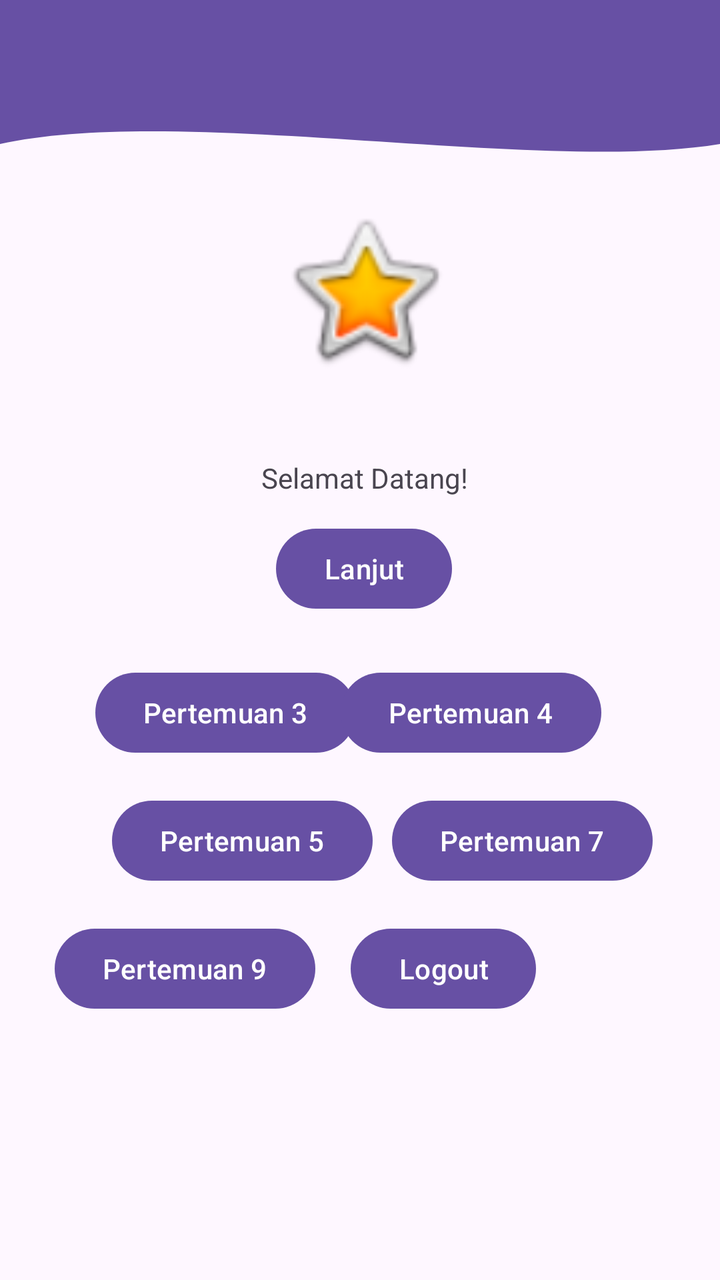
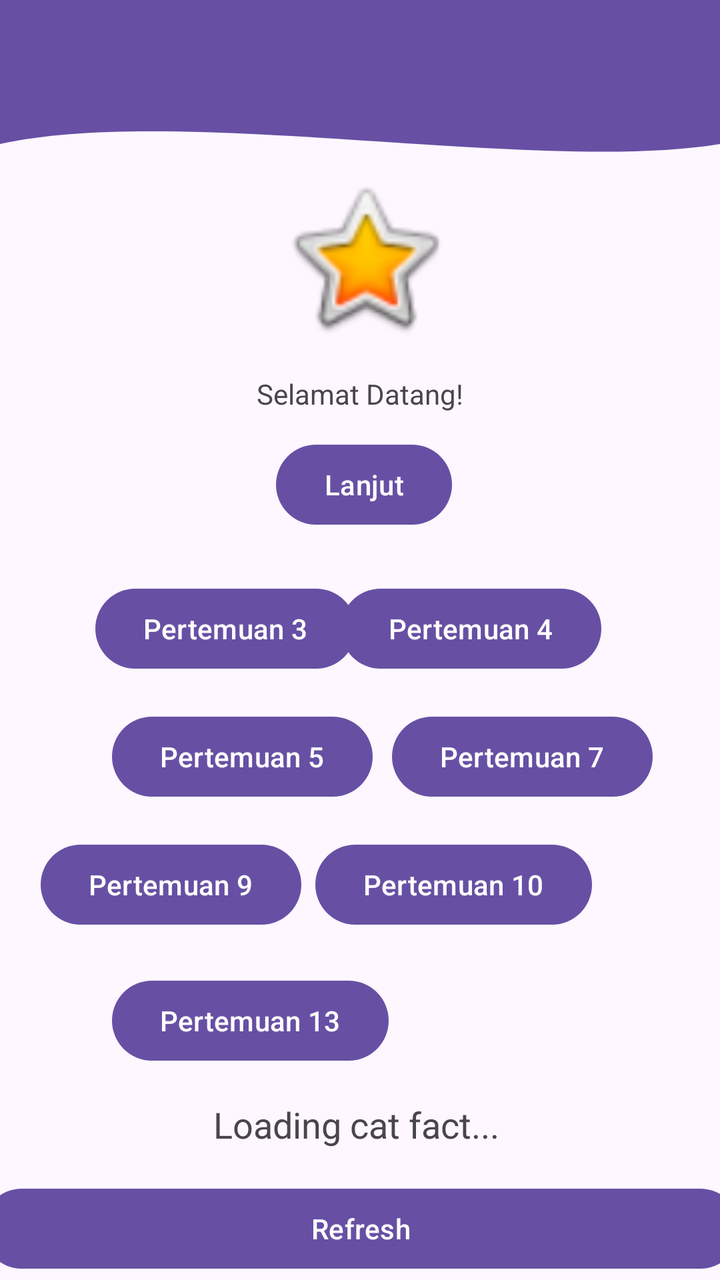

Compare the two renders of this Android layout. The source of the first and the diff that turns it into the second are given below.
<!-- AndroidManifest.xml: application theme Theme.Dzakwanapps -->
<!-- res/layout/fragment_home.xml -->
<?xml version="1.0" encoding="utf-8"?>
<androidx.constraintlayout.widget.ConstraintLayout xmlns:android="http://schemas.android.com/apk/res/android"
    xmlns:tools="http://schemas.android.com/tools"
    android:layout_width="match_parent"
    android:layout_height="match_parent"
    xmlns:app="http://schemas.android.com/apk/res-auto"
    tools:context=".Home.HomeFragment">

    <View
        android:id="@+id/background_header"
        android:layout_width="0dp"
        android:layout_height="100dp"
        android:layout_marginTop="32dp"
        android:background="@drawable/bg_header_wave"
        app:layout_constraintEnd_toEndOf="parent"
        app:layout_constraintHorizontal_bias="0.0"
        app:layout_constraintStart_toStartOf="parent"
        app:layout_constraintTop_toTopOf="parent" />

    <androidx.appcompat.widget.Toolbar
        android:id="@+id/toolbar"
        android:layout_width="match_parent"
        android:layout_height="?attr/actionBarSize"
        android:background="?attr/colorPrimary"
        app:layout_constraintTop_toTopOf="parent"
        app:subtitleTextColor="@android:color/white"
        app:titleTextColor="@android:color/white" />

    <ImageView
        android:id="@+id/imageView2"
        android:layout_width="87dp"
        android:layout_height="90dp"
        android:layout_marginTop="100dp"
        app:layout_constraintEnd_toEndOf="parent"
        app:layout_constraintHorizontal_bias="0.509"
        app:layout_constraintStart_toStartOf="parent"
        app:layout_constraintTop_toTopOf="parent"
        app:srcCompat="@android:drawable/btn_star_big_on" />

    <Button
        android:id="@+id/btnToThird"
        android:layout_width="wrap_content"
        android:layout_height="wrap_content"
        android:layout_marginTop="24dp"
        android:text="Pertemuan 3"
        app:layout_constraintEnd_toEndOf="parent"
        app:layout_constraintHorizontal_bias="0.207"
        app:layout_constraintStart_toStartOf="parent"
        app:layout_constraintTop_toBottomOf="@+id/button" />

    <Button
        android:id="@+id/btnToFourth"
        android:layout_width="wrap_content"
        android:layout_height="wrap_content"
        android:text="Pertemuan 4"
        app:layout_constraintBottom_toBottomOf="@+id/btnToThird"
        app:layout_constraintEnd_toEndOf="parent"
        app:layout_constraintHorizontal_bias="0.742"
        app:layout_constraintStart_toStartOf="parent"
        app:layout_constraintTop_toTopOf="@+id/btnToThird"
        app:layout_constraintVertical_bias="1.0" />

    <Button
        android:id="@+id/btnToFifth"
        android:layout_width="wrap_content"
        android:layout_height="wrap_content"
        android:layout_marginStart="56dp"
        android:layout_marginTop="16dp"
        android:text="Pertemuan 5"
        app:layout_constraintStart_toStartOf="parent"
        app:layout_constraintTop_toBottomOf="@+id/btnToThird" />

    <Button
        android:id="@+id/button"
        android:layout_width="wrap_content"
        android:layout_height="wrap_content"
        android:layout_marginTop="12dp"
        android:text="Lanjut"
        app:layout_constraintEnd_toEndOf="parent"
        app:layout_constraintHorizontal_bias="0.507"
        app:layout_constraintStart_toStartOf="parent"
        app:layout_constraintTop_toBottomOf="@+id/textView" />

    <Button
        android:id="@+id/btnLogout"
        android:layout_width="wrap_content"
        android:layout_height="wrap_content"
        android:layout_marginEnd="92dp"
        android:text="Logout"
        app:layout_constraintBottom_toBottomOf="@+id/btnToNine"
        app:layout_constraintEnd_toEndOf="parent"
        app:layout_constraintTop_toTopOf="@+id/btnToNine"
        app:layout_constraintVertical_bias="0.0" />

    <TextView
        android:id="@+id/textView"
        android:layout_width="wrap_content"
        android:layout_height="wrap_content"
        android:text="Selamat Datang!"
        app:layout_constraintBottom_toBottomOf="parent"
        app:layout_constraintEnd_toEndOf="parent"
        app:layout_constraintHorizontal_bias="0.509"
        app:layout_constraintStart_toStartOf="parent"
        app:layout_constraintTop_toBottomOf="@+id/imageView2"
        app:layout_constraintVertical_bias="0.091" />

    <Button
        android:id="@+id/btnToSeven"
        android:layout_width="wrap_content"
        android:layout_height="wrap_content"
        android:text="Pertemuan 7"
        app:layout_constraintBottom_toBottomOf="@+id/btnToFifth"
        app:layout_constraintEnd_toEndOf="parent"
        app:layout_constraintHorizontal_bias="0.225"
        app:layout_constraintStart_toEndOf="@+id/btnToFifth"
        app:layout_constraintTop_toTopOf="@+id/btnToFifth"
        app:layout_constraintVertical_bias="0.0" />

    <Button
        android:id="@+id/btnToNine"
        android:layout_width="wrap_content"
        android:layout_height="wrap_content"
        android:layout_marginTop="16dp"
        android:text="Pertemuan 9"
        app:layout_constraintEnd_toStartOf="@+id/btnLogout"
        app:layout_constraintHorizontal_bias="0.61"
        app:layout_constraintStart_toStartOf="parent"
        app:layout_constraintTop_toBottomOf="@+id/btnToFifth" />

</androidx.constraintlayout.widget.ConstraintLayout>
<!-- resources referenced by this layout -->
<resources>
  <!-- drawable bg_header_wave (drawable) -->
  <vector xmlns:android="http://schemas.android.com/apk/res/android"
      android:width="100dp"
      android:height="100dp"
      android:viewportWidth="100"
      android:viewportHeight="100">
  
      <path
          android:fillColor="?attr/colorPrimary"
          android:pathData="
              M0,0
              L100,0
              L100,40
              C 75,55
                25,20
                0,40
              Z"
          />
  </vector>
  <style name="Theme.Dzakwanapps" parent="Base.Theme.Dzakwanapps" />
  <style name="Base.Theme.Dzakwanapps" parent="Theme.Material3.DayNight.NoActionBar">
          
          
      </style>
</resources>

<!-- the commit's change to res/layout/fragment_home.xml (unified diff, before → after) -->
@@ -30,7 +30,7 @@
         android:id="@+id/imageView2"
         android:layout_width="87dp"
         android:layout_height="90dp"
-        android:layout_marginTop="100dp"
+        android:layout_marginTop="84dp"
         app:layout_constraintEnd_toEndOf="parent"
         app:layout_constraintHorizontal_bias="0.509"
         app:layout_constraintStart_toStartOf="parent"
@@ -46,7 +46,7 @@
         app:layout_constraintEnd_toEndOf="parent"
         app:layout_constraintHorizontal_bias="0.207"
         app:layout_constraintStart_toStartOf="parent"
-        app:layout_constraintTop_toBottomOf="@+id/button" />
+        app:layout_constraintTop_toBottomOf="@+id/btnToLogout" />
 
     <Button
         android:id="@+id/btnToFourth"
@@ -71,7 +71,7 @@
         app:layout_constraintTop_toBottomOf="@+id/btnToThird" />
 
     <Button
-        android:id="@+id/button"
+        android:id="@+id/btnToLogout"
         android:layout_width="wrap_content"
         android:layout_height="wrap_content"
         android:layout_marginTop="12dp"
@@ -82,11 +82,11 @@
         app:layout_constraintTop_toBottomOf="@+id/textView" />
 
     <Button
-        android:id="@+id/btnLogout"
+        android:id="@+id/btnToTen"
         android:layout_width="wrap_content"
         android:layout_height="wrap_content"
-        android:layout_marginEnd="92dp"
-        android:text="Logout"
+        android:layout_marginEnd="64dp"
+        android:text="Pertemuan 10"
         app:layout_constraintBottom_toBottomOf="@+id/btnToNine"
         app:layout_constraintEnd_toEndOf="parent"
         app:layout_constraintTop_toTopOf="@+id/btnToNine"
@@ -99,10 +99,9 @@
         android:text="Selamat Datang!"
         app:layout_constraintBottom_toBottomOf="parent"
         app:layout_constraintEnd_toEndOf="parent"
-        app:layout_constraintHorizontal_bias="0.509"
         app:layout_constraintStart_toStartOf="parent"
         app:layout_constraintTop_toBottomOf="@+id/imageView2"
-        app:layout_constraintVertical_bias="0.091" />
+        app:layout_constraintVertical_bias="0.03" />
 
     <Button
         android:id="@+id/btnToSeven"
@@ -122,9 +121,42 @@
         android:layout_height="wrap_content"
         android:layout_marginTop="16dp"
         android:text="Pertemuan 9"
-        app:layout_constraintEnd_toStartOf="@+id/btnLogout"
-        app:layout_constraintHorizontal_bias="0.61"
+        app:layout_constraintEnd_toStartOf="@+id/btnToTen"
+        app:layout_constraintHorizontal_bias="0.743"
         app:layout_constraintStart_toStartOf="parent"
         app:layout_constraintTop_toBottomOf="@+id/btnToFifth" />
 
+    <Button
+        android:id="@+id/btnToThirteenth"
+        android:layout_width="wrap_content"
+        android:layout_height="wrap_content"
+        android:layout_marginStart="56dp"
+        android:layout_marginTop="20dp"
+        android:text="Pertemuan 13"
+        app:layout_constraintStart_toStartOf="parent"
+        app:layout_constraintTop_toBottomOf="@+id/btnToNine" />
+
+    <TextView
+        android:id="@+id/tvCatFact"
+        android:layout_width="match_parent"
+        android:layout_height="wrap_content"
+        android:layout_marginTop="376dp"
+        android:layout_marginEnd="4dp"
+        android:gravity="center"
+        android:text="Loading cat fact..."
+        android:textAlignment="center"
+        android:textSize="18sp"
+        app:layout_constraintEnd_toEndOf="parent"
+        app:layout_constraintTop_toBottomOf="@+id/imageView2" />
+
+    <Button
+        android:id="@+id/btnRefresh"
+        android:layout_width="379dp"
+        android:layout_height="wrap_content"
+        android:layout_marginTop="16dp"
+        android:text="Refresh"
+        app:layout_constraintEnd_toEndOf="parent"
+        app:layout_constraintStart_toStartOf="parent"
+        app:layout_constraintTop_toBottomOf="@+id/tvCatFact" />
+
 </androidx.constraintlayout.widget.ConstraintLayout>
